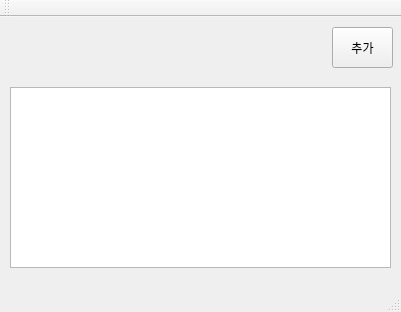
Above: Todo/Todo.ui from xorud1541/Todo before the change. Below: the same form after it.
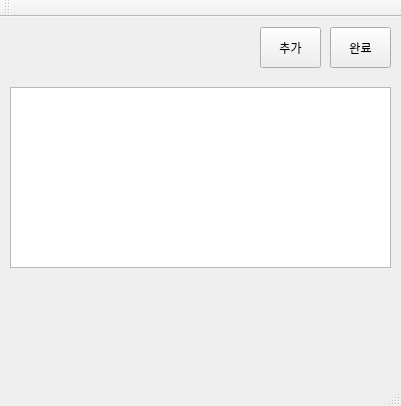
That is the form after the change.

Commit message: 리스트에 할 일 추가 완료 -> 다음 할 일 : resize 시 높이 변경하기

Patch:
```diff
--- a/Todo/Todo.ui
+++ b/Todo/Todo.ui
@@ -7,7 +7,7 @@
     <x>0</x>
     <y>0</y>
     <width>401</width>
-    <height>312</height>
+    <height>406</height>
    </rect>
   </property>
   <property name="windowTitle">
@@ -27,7 +27,7 @@
    <widget class="QPushButton" name="AddBtn">
     <property name="geometry">
      <rect>
-      <x>332</x>
+      <x>260</x>
       <y>10</y>
       <width>61</width>
       <height>41</height>
@@ -37,6 +37,19 @@
      <string>추가</string>
     </property>
    </widget>
+   <widget class="QPushButton" name="doneBtn">
+    <property name="geometry">
+     <rect>
+      <x>330</x>
+      <y>10</y>
+      <width>61</width>
+      <height>41</height>
+     </rect>
+    </property>
+    <property name="text">
+     <string>완료</string>
+    </property>
+   </widget>
   </widget>
   <widget class="QMenuBar" name="menuBar">
    <property name="geometry">
```
Left out of the diff: 2 changed lines with no effect on the pictures. The commit also changes 2 other files.
